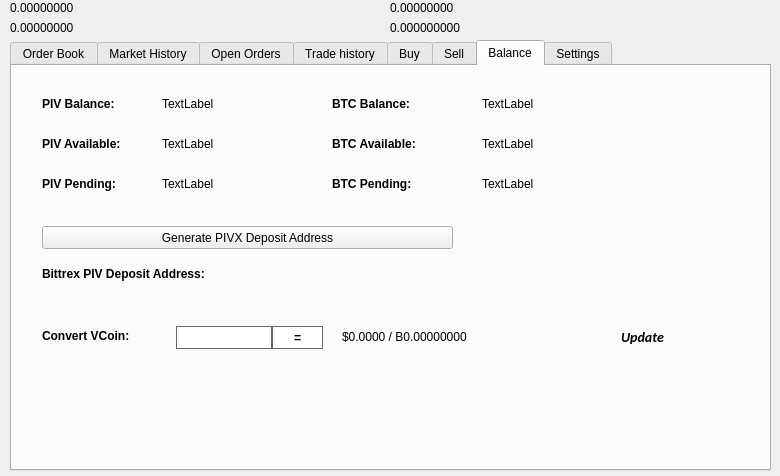
First picture: the form in src/qt/forms/tradingdialog.ui, repository ygtars/SmartBlock, before the edit.
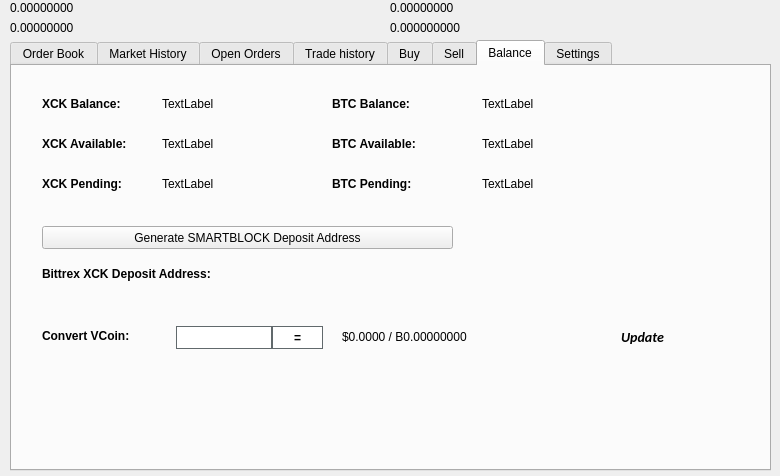
Second picture: the form after the edit. The open tabs and pages were chosen to show the change. Icons and pictures are not drawn.

Diff of the .ui file:
```diff
--- a/src/qt/forms/tradingdialog.ui
+++ b/src/qt/forms/tradingdialog.ui
@@ -2762,7 +2762,7 @@
       </font>
      </property>
      <property name="text">
-      <string>PIV Balance:</string>
+      <string>XCK Balance:</string>
      </property>
     </widget>
     <widget class="QLabel" name="label_12">
@@ -2813,7 +2813,7 @@
       </font>
      </property>
      <property name="text">
-      <string>PIV Available:</string>
+      <string>XCK Available:</string>
      </property>
     </widget>
     <widget class="QLabel" name="label_14">
@@ -2832,7 +2832,7 @@
       </font>
      </property>
      <property name="text">
-      <string>PIV Pending:</string>
+      <string>XCK Pending:</string>
      </property>
     </widget>
     <widget class="QLabel" name="PIVPendingLabel">
@@ -2928,7 +2928,7 @@
       </font>
      </property>
      <property name="text">
-      <string>Bittrex PIV Deposit Address:</string>
+      <string>Bittrex XCK Deposit Address:</string>
      </property>
     </widget>
     <widget class="QPushButton" name="GenDepositBTN">
@@ -2941,7 +2941,7 @@
       </rect>
      </property>
      <property name="text">
-      <string>Generate PIVX Deposit Address</string>
+      <string>Generate SMARTBLOCK Deposit Address</string>
      </property>
      <property name="icon">
       <iconset resource="../pivx.qrc">
```
Left out of the diff: 44 changed lines with no effect on the pictures.
